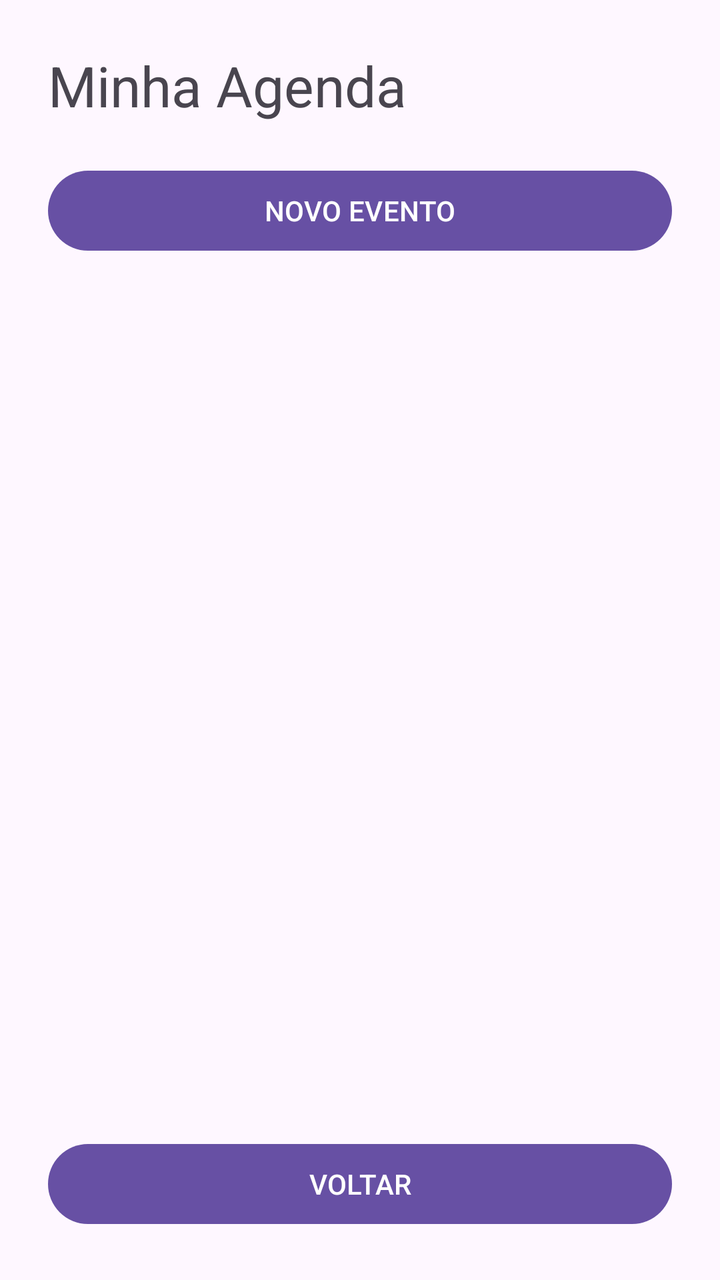
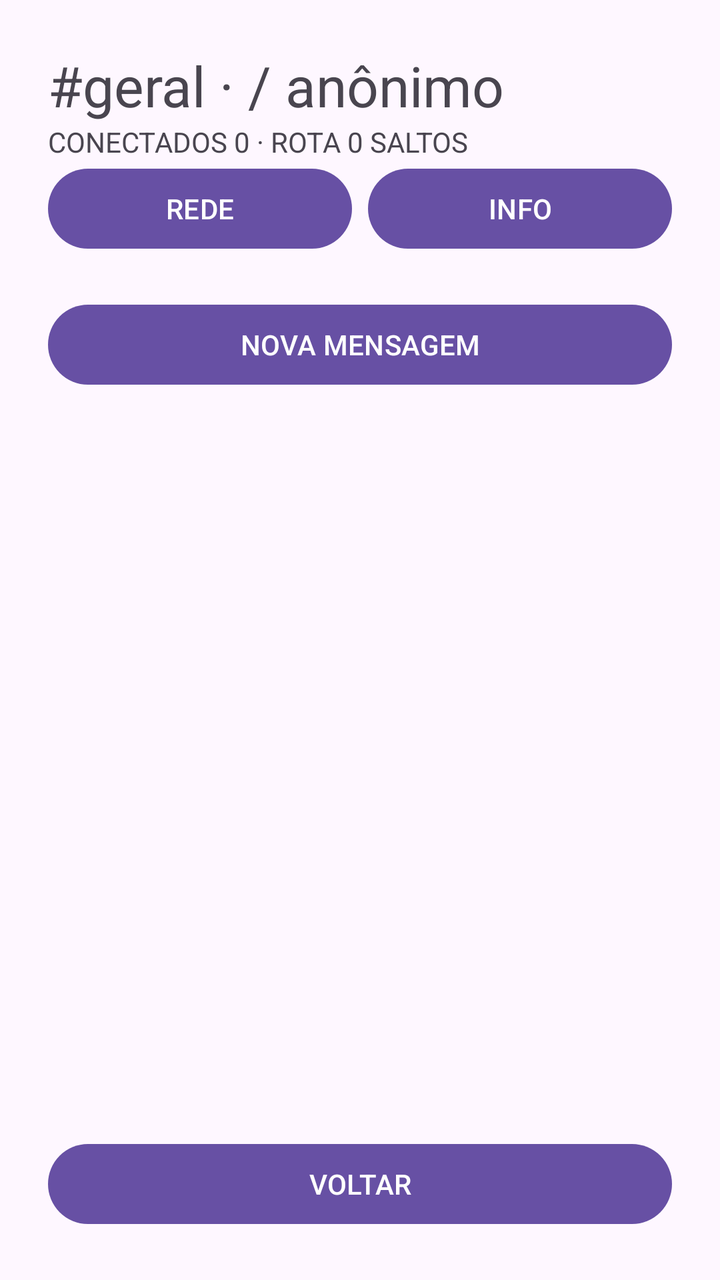

Two renders of the same Android screen: before a commit and after it. Below are the layout's source before the change and the commit's diff.
<!-- AndroidManifest.xml: application theme Theme.Aerotalks -->
<!-- res/layout/activity_agenda.xml -->
<?xml version="1.0" encoding="utf-8"?>
<LinearLayout
    xmlns:android="http://schemas.android.com/apk/res/android"
    android:layout_width="match_parent"
    android:layout_height="match_parent"
    android:orientation="vertical"
    android:padding="24dp">

    <TextView
        android:layout_width="wrap_content"
        android:layout_height="wrap_content"
        android:text="Minha Agenda"
        android:textSize="28sp" />

    <Button
        android:id="@+id/btnNovoEvento"
        android:layout_width="match_parent"
        android:layout_height="wrap_content"
        android:text="NOVO EVENTO"
        android:layout_marginTop="20dp" />

    <androidx.recyclerview.widget.RecyclerView
        android:id="@+id/rvEventos"
        android:layout_width="match_parent"
        android:layout_height="0dp"
        android:layout_weight="1"
        android:layout_marginTop="16dp" />

    <Button
        android:id="@+id/btnVoltar"
        android:layout_width="match_parent"
        android:layout_height="wrap_content"
        android:text="VOLTAR" />
</LinearLayout>
<!-- resources referenced by this layout -->
<resources>
  <style name="Theme.Aerotalks" parent="Base.Theme.Aerotalks" />
  <style name="Base.Theme.Aerotalks" parent="Theme.Material3.DayNight.NoActionBar">
          
          
      </style>
</resources>

<!-- the commit's change to res/layout/activity_agenda.xml (unified diff, before → after) -->
@@ -7,16 +7,45 @@
     android:padding="24dp">
 
     <TextView
+        android:id="@+id/tvHeaderCanal"
         android:layout_width="wrap_content"
         android:layout_height="wrap_content"
-        android:text="Minha Agenda"
+        android:text="#geral · / anônimo"
         android:textSize="28sp" />
+
+    <TextView
+        android:id="@+id/tvStatus"
+        android:layout_width="wrap_content"
+        android:layout_height="wrap_content"
+        android:text="CONECTADOS 0 · ROTA 0 SALTOS"
+        android:textSize="14sp" />
+
+    <LinearLayout
+        android:layout_width="match_parent"
+        android:layout_height="wrap_content"
+        android:orientation="horizontal">
+
+        <Button
+            android:id="@+id/btnRede"
+            android:layout_width="0dp"
+            android:layout_height="wrap_content"
+            android:layout_weight="1"
+            android:layout_marginEnd="8dp"
+            android:text="REDE" />
+
+        <Button
+            android:id="@+id/btnInfo"
+            android:layout_width="0dp"
+            android:layout_height="wrap_content"
+            android:layout_weight="1"
+            android:text="INFO" />
+    </LinearLayout>
 
     <Button
         android:id="@+id/btnNovoEvento"
         android:layout_width="match_parent"
         android:layout_height="wrap_content"
-        android:text="NOVO EVENTO"
+        android:text="NOVA MENSAGEM"
         android:layout_marginTop="20dp" />
 
     <androidx.recyclerview.widget.RecyclerView
